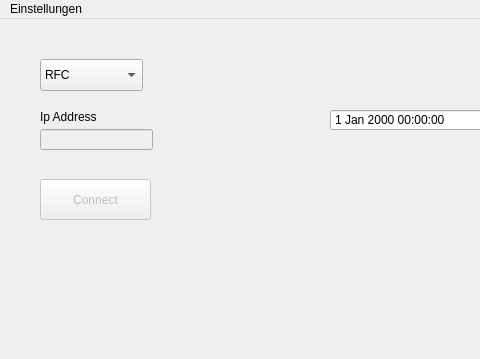
First picture: the form in ui-layouts/connectionlayout.ui, repository Zequent/baca_flightapp, before the edit; both pictures show x 0 to 480 and y 0 to 359 of the 718 by 651 pixel window.
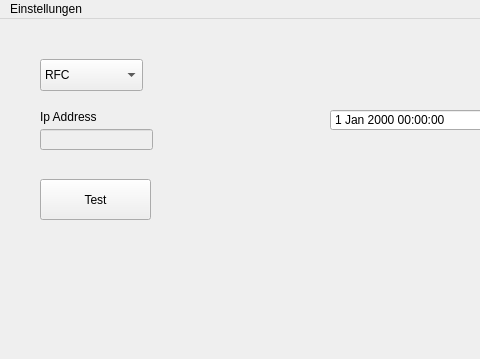
Second picture: the form after the edit.

```diff
--- a/ui-layouts/connectionlayout.ui
+++ b/ui-layouts/connectionlayout.ui
@@ -62,7 +62,7 @@
    </widget>
    <widget class="QPushButton" name="connect_button">
     <property name="enabled">
-     <bool>false</bool>
+     <bool>true</bool>
     </property>
     <property name="geometry">
      <rect>
@@ -73,7 +73,7 @@
      </rect>
     </property>
     <property name="text">
-     <string>Connect</string>
+     <string>Test</string>
     </property>
    </widget>
    <widget class="QDateTimeEdit" name="dateTimeEdit">
```
